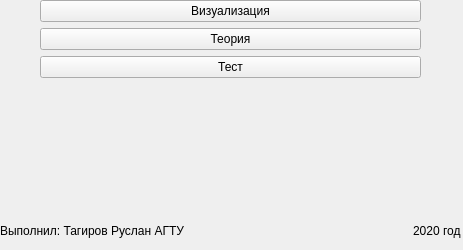
This is main_menue.ui in Examnes/aviz as Qt 5 draws it before an edit. The edited form follows.
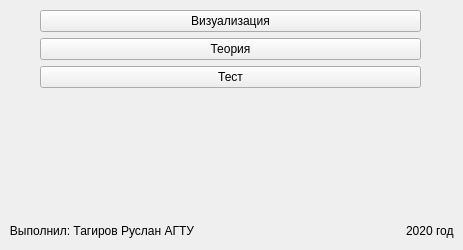
This is the edited form.

```diff
--- a/main_menue.ui
+++ b/main_menue.ui
@@ -26,7 +26,7 @@
    <property name="geometry">
     <rect>
      <x>0</x>
-     <y>0</y>
+     <y>10</y>
      <width>461</width>
      <height>131</height>
     </rect>
@@ -110,7 +110,7 @@
     <item>
      <widget class="QLabel" name="l_developer_name">
       <property name="text">
-       <string>Выполнил: Тагиров Руслан АГТУ</string>
+       <string>   Выполнил: Тагиров Руслан АГТУ</string>
       </property>
      </widget>
     </item>
@@ -130,7 +130,7 @@
     <item>
      <widget class="QLabel" name="l_creation_date">
       <property name="text">
-       <string>2020 год</string>
+       <string>2020 год  </string>
       </property>
      </widget>
     </item>
```
Left out of the diff: 38 changed lines with no effect on the pictures.
